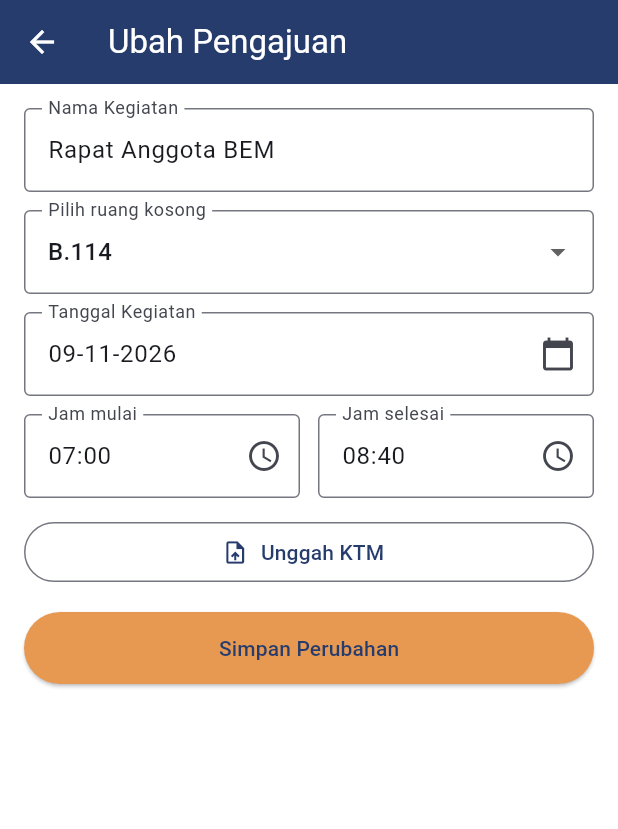
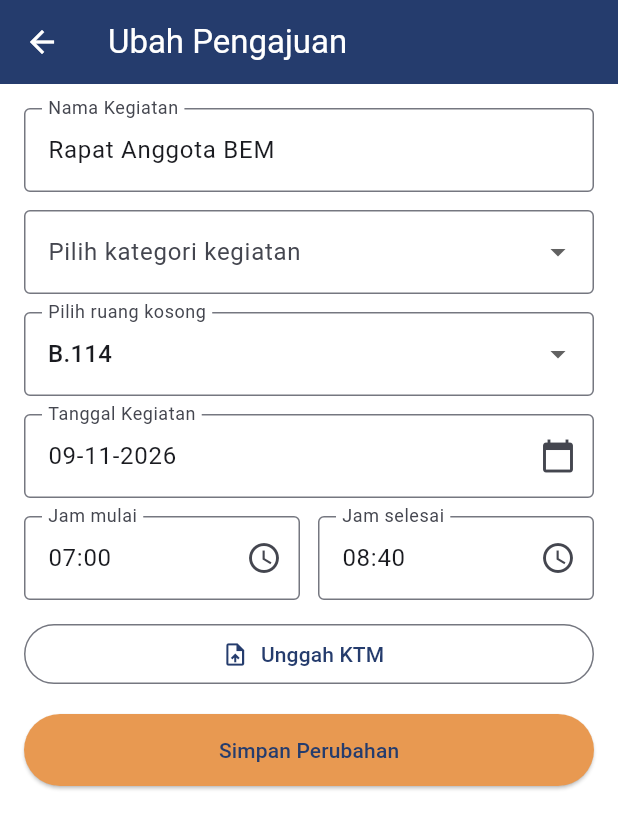
Before and after one commit to maulidamafazatul/PB_2410651067_Mafaza_Siruang, a Flutter app: the FormPengajuanScreen screen opened directly with sample values from the repository, on a phone screen of 412 x 824 dp. Shown: the top 829 px of the screen. Run offline on Flutter 3.47's test engine with Material 3 defaults, Android fonts, the phone set to English and light mode, and no system bars.

Commit message:
Asignment UTS

```diff
--- a/project1/lib/data/peminjaman_data.dart
+++ b/project1/lib/data/peminjaman_data.dart
@@ -7,6 +7,7 @@ class PeminjamanData {
     Peminjaman(
       id: 1,
       kegiatan: 'Rapat Anggota BEM',
+      kategoriKegiatan: 'rapat',
       ruangan: 'B.114',
       tanggal: DateTime(2026, 11, 9),
       jamMulai: '07:00',
@@ -16,6 +17,7 @@ class PeminjamanData {
     Peminjaman(
       id: 2,
       kegiatan: 'Kongres',
+      kategoriKegiatan: 'rapat',
       ruangan: 'B.117',
       tanggal: DateTime(2026, 11, 10),
       jamMulai: '07:00',
@@ -24,7 +26,8 @@ class PeminjamanData {
     ),
     Peminjaman(
       id: 3,
-      kegiatan: 'Gladi Kongres',
+      kegiatan: 'seminar chat GPT',
+      kategoriKegiatan: 'seminar',
       ruangan: 'B.116',
       tanggal: DateTime(2026, 11, 9),
       jamMulai: '12:00',
@@ -44,6 +47,13 @@ class PeminjamanData {
     'B.116',
     'B.117',
   ];
+  // Pilihan Kategori kegiatan (Rapat, Seminar dan KelasPengganti )
+  static const List<String> kategoriKegiatan = [
+    'Rapat',
+    'Seminar',
+    'Kelas Pengganti',
+  ];
+
 
   // Create atau Update: kalau id sudah ada, data diganti; kalau belum, ditambah.
   static void simpan(Peminjaman p) {
--- a/project1/lib/models/peminjaman.dart
+++ b/project1/lib/models/peminjaman.dart
@@ -1,8 +1,11 @@
 // Model data BAB 7: satu objek = satu pengajuan peminjaman ruangan.
 // Field yang bisa diubah (Update) tidak memakai final.
+import 'dart:nativewrappers/_internal/vm/lib/ffi_patch.dart';
+
 class Peminjaman {
   final int id;
   String kegiatan;
+  String kategoriKegiatan;
   String ruangan;
   DateTime tanggal;
   String jamMulai; // format HH:mm
@@ -13,6 +16,7 @@ class Peminjaman {
   Peminjaman({
     required this.id,
     required this.kegiatan,
+    required this.kategoriKegiatan,
     required this.ruangan,
     required this.tanggal,
     required this.jamMulai,
--- a/project1/lib/screens/form_pengajuan_screen.dart
+++ b/project1/lib/screens/form_pengajuan_screen.dart
@@ -1,3 +1,5 @@
+import 'dart:nativewrappers/_internal/vm/lib/ffi_patch.dart';
+
 import 'package:flutter/material.dart';
 
 import '../data/peminjaman_data.dart';
@@ -24,6 +26,7 @@ class _FormPengajuanScreenState extends State<FormPengajuanScreen> {
   final _selesaiController = TextEditingController();
 
   String? _ruangan;
+  String? _kategoriKegiatan;
   DateTime? _tanggal;
   TimeOfDay? _mulai;
   TimeOfDay? _selesai;
@@ -37,6 +40,7 @@ class _FormPengajuanScreenState extends State<FormPengajuanScreen> {
     if (e != null) {
       _kegiatanController.text = e.kegiatan;
       _ruangan = e.ruangan;
+      _kategoriKegiatan = e.kategoriKegiatan;
       _tanggal = e.tanggal;
       _tanggalController.text = e.tanggalText;
       _mulai = _parseJam(e.jamMulai);
@@ -106,6 +110,7 @@ class _FormPengajuanScreenState extends State<FormPengajuanScreen> {
     final hasil = Peminjaman(
       id: widget.existing?.id ?? PeminjamanData.nextId++,
       kegiatan: _kegiatanController.text.trim(),
+      kategoriKegiatan:_kategoriKegiatan!,
       ruangan: _ruangan!,
       tanggal: _tanggal!,
       jamMulai: _formatJam(_mulai!),
@@ -140,6 +145,21 @@ class _FormPengajuanScreenState extends State<FormPengajuanScreen> {
                 if (text.length < 3) return 'Nama kegiatan minimal 3 karakter';
                 return null;
               },
+            ),
+             const SizedBox(height: 12),
+            DropdownButtonFormField<String>(
+              value: _kategoriKegiatan,
+              decoration: const InputDecoration(
+                labelText: 'Pilih kategori kegiatan',
+                border: OutlineInputBorder(),
+              ),
+              items: [
+                for (final r in PeminjamanData.kategoriKegiatan)
+                  DropdownMenuItem(value: r, child: Text(r)),
+              ],
+              onChanged: (value) => setState(() => _ruangan = value),
+              validator: (value) =>
+                  value == null ? 'kategori wajib dipilih' : null,
             ),
             const SizedBox(height: 12),
             DropdownButtonFormField<String>(
--- a/project1/pubspec.yaml
+++ b/project1/pubspec.yaml
@@ -4,7 +4,7 @@ publish_to: 'none'
 version: 0.1.0+1
 
 environment:
-  sdk: ^3.13.4
+  sdk: ^3.13.5
 
 dependencies:
   flutter:
```
Also changed, not shown: project1/lib/screens/categori_ruangan.dart (added, +79 -0 lines), project1/lib/assets/images/header_unmuh.png (added), project1/lib/assets/images/logo_siruang.png (added), project1/lib/assets/images/maskot_nimbus.png (added), project1/pubspec.lock.
